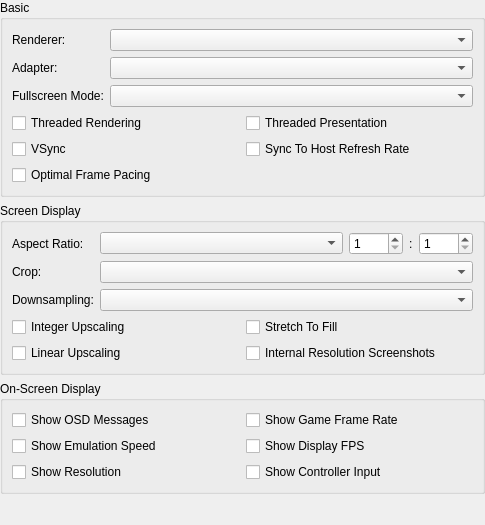
First picture: the form in src/duckstation-qt/displaysettingswidget.ui, repository kofxi3584karlayang/duckstation, before the edit.
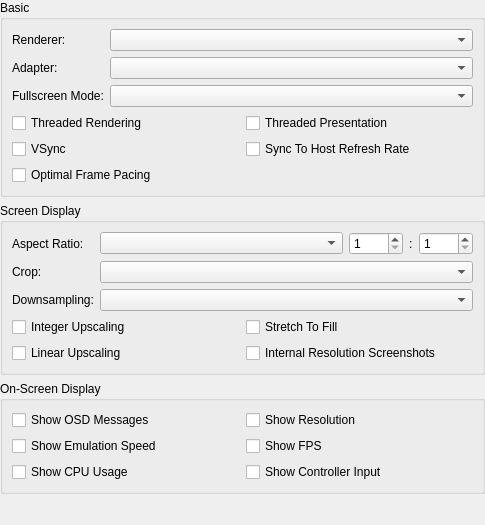
Second picture: the form after the edit.

The edit to the form file:
```diff
--- a/src/duckstation-qt/displaysettingswidget.ui
+++ b/src/duckstation-qt/displaysettingswidget.ui
@@ -219,13 +219,6 @@
         </property>
        </widget>
       </item>
-      <item row="2" column="1">
-       <widget class="QCheckBox" name="showFPS">
-        <property name="text">
-         <string>Show Game Frame Rate</string>
-        </property>
-       </widget>
-      </item>
       <item row="3" column="0">
        <widget class="QCheckBox" name="showSpeed">
         <property name="text">
@@ -234,19 +227,26 @@
        </widget>
       </item>
       <item row="3" column="1">
-       <widget class="QCheckBox" name="showVPS">
+       <widget class="QCheckBox" name="showFPS">
         <property name="text">
-         <string>Show Display FPS</string>
+         <string>Show FPS</string>
         </property>
        </widget>
       </item>
-      <item row="4" column="0">
+      <item row="2" column="1">
        <widget class="QCheckBox" name="showResolution">
         <property name="text">
          <string>Show Resolution</string>
         </property>
        </widget>
       </item>
+      <item row="4" column="0">
+       <widget class="QCheckBox" name="showCPU">
+        <property name="text">
+         <string>Show CPU Usage</string>
+        </property>
+       </widget>
+      </item>
       <item row="4" column="1">
        <widget class="QCheckBox" name="showInput">
         <property name="text">
```
